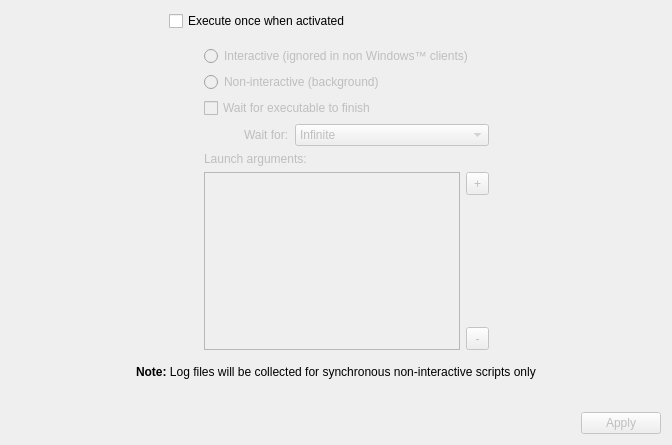
fw-dev/translations, file FWAdminLib/GetInfoExecuteDlg.ui: the form before one commit.
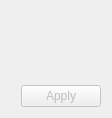
The form after the commit. Custom widgets are drawn as their Qt base class.

```diff
--- a/FWAdminLib/GetInfoExecuteDlg.ui
+++ b/FWAdminLib/GetInfoExecuteDlg.ui
@@ -6,8 +6,8 @@
    <rect>
     <x>0</x>
     <y>0</y>
-    <width>672</width>
-    <height>445</height>
+    <width>112</width>
+    <height>118</height>
    </rect>
   </property>
   <property name="windowTitle">
@@ -23,264 +23,15 @@
       <number>0</number>
      </property>
      <item>
-      <spacer name="horizontalSpacer_2">
-       <property name="orientation">
-        <enum>Qt::Horizontal</enum>
-       </property>
-       <property name="sizeHint" stdset="0">
-        <size>
-         <width>40</width>
-         <height>20</height>
-        </size>
-       </property>
-      </spacer>
-     </item>
-     <item>
-      <layout class="QGridLayout" name="gridLayout">
-       <item row="2" column="0" colspan="3">
-        <widget class="QCheckBox" name="executeOnceGB">
-         <property name="text">
-          <string>Execute once when activated</string>
-         </property>
-        </widget>
-       </item>
-       <item row="3" column="0">
-        <spacer>
-         <property name="orientation">
-          <enum>Qt::Horizontal</enum>
-         </property>
-         <property name="sizeType">
-          <enum>QSizePolicy::Fixed</enum>
-         </property>
-         <property name="sizeHint" stdset="0">
-          <size>
-           <width>20</width>
-           <height>20</height>
-          </size>
-         </property>
-        </spacer>
-       </item>
-       <item row="3" column="1">
-        <widget class="QWidget" name="widget" native="true">
-         <property name="enabled">
-          <bool>false</bool>
-         </property>
-         <layout class="QVBoxLayout" name="verticalLayout_6">
-          <property name="spacing">
-           <number>6</number>
-          </property>
-          <item>
-           <layout class="QVBoxLayout" name="verticalLayout">
-            <property name="spacing">
-             <number>6</number>
-            </property>
-            <item>
-             <widget class="QRadioButton" name="interactiveRB">
-              <property name="text">
-               <string>Interactive (ignored in non Windows™ clients)</string>
-              </property>
-             </widget>
-            </item>
-            <item>
-             <widget class="QRadioButton" name="noninteractiveRB">
-              <property name="text">
-               <string>Non-interactive (background)</string>
-              </property>
-             </widget>
-            </item>
-           </layout>
-          </item>
-          <item>
-           <layout class="QVBoxLayout" name="verticalLayout_4">
-            <item>
-             <widget class="QCheckBox" name="waitCB">
-              <property name="text">
-               <string>Wait for executable to finish</string>
-              </property>
-             </widget>
-            </item>
-            <item>
-             <layout class="QHBoxLayout" name="horizontalLayout">
-              <item>
-               <spacer name="horizontalSpacer">
-                <property name="orientation">
-                 <enum>Qt::Horizontal</enum>
-                </property>
-                <property name="sizeHint" stdset="0">
-                 <size>
-                  <width>40</width>
-                  <height>20</height>
-                 </size>
-                </property>
-               </spacer>
-              </item>
-              <item>
-               <widget class="QLabel" name="waitForLA">
-                <property name="text">
-                 <string>Wait for:</string>
-                </property>
-               </widget>
-              </item>
-              <item>
-               <widget class="QComboBox" name="waitForCO">
-                <property name="sizePolicy">
-                 <sizepolicy hsizetype="Preferred" vsizetype="Fixed">
-                  <horstretch>1</horstretch>
-                  <verstretch>0</verstretch>
-                 </sizepolicy>
-                </property>
-                <property name="toolTip">
-                 <string>The client will wait and collect logs for this amount of time</string>
-                </property>
-                <item>
-                 <property name="text">
-                  <string>Infinite</string>
-                 </property>
-                </item>
-                <item>
-                 <property name="text">
-                  <string>5 Minutes</string>
-                 </property>
-                </item>
-                <item>
-                 <property name="text">
-                  <string>10 Minutes</string>
-                 </property>
-                </item>
-                <item>
-                 <property name="text">
-                  <string>15 Minutes</string>
-                 </property>
-                </item>
-               </widget>
-              </item>
-             </layout>
-            </item>
-           </layout>
-          </item>
-          <item>
-           <widget class="QLabel" name="argumentsLA">
-            <property name="text">
-             <string>Launch arguments:</string>
-            </property>
-           </widget>
-          </item>
-          <item>
-           <layout class="QHBoxLayout" name="horizontalLayout_7">
-            <item>
-             <widget class="QListWidget" name="argumentsListWidget">
-              <property name="dragDropMode">
-               <enum>QAbstractItemView::InternalMove</enum>
-              </property>
-             </widget>
-            </item>
-            <item>
-             <layout class="QVBoxLayout" name="verticalLayout_2">
-              <item>
-               <widget class="QToolButton" name="addArgumentButton">
-                <property name="sizePolicy">
-                 <sizepolicy hsizetype="Fixed" vsizetype="Fixed">
-                  <horstretch>23</horstretch>
-                  <verstretch>23</verstretch>
-                 </sizepolicy>
-                </property>
-                <property name="minimumSize">
-                 <size>
-                  <width>23</width>
-                  <height>23</height>
-                 </size>
-                </property>
-                <property name="maximumSize">
-                 <size>
-                  <width>23</width>
-                  <height>23</height>
-                 </size>
-                </property>
-                <property name="text">
-                 <string>+</string>
-                </property>
-               </widget>
-              </item>
-              <item>
-               <spacer name="verticalSpacer">
-                <property name="orientation">
-                 <enum>Qt::Vertical</enum>
-                </property>
-                <property name="sizeHint" stdset="0">
-                 <size>
-                  <width>20</width>
-                  <height>40</height>
-                 </size>
-                </property>
-               </spacer>
-              </item>
-              <item>
-               <widget class="QToolButton" name="deleteArgumentButton">
-                <property name="sizePolicy">
-                 <sizepolicy hsizetype="Fixed" vsizetype="Fixed">
-                  <horstretch>23</horstretch>
-                  <verstretch>23</verstretch>
-                 </sizepolicy>
-                </property>
-                <property name="minimumSize">
-                 <size>
-                  <width>23</width>
-                  <height>23</height>
-                 </size>
-                </property>
-                <property name="maximumSize">
-                 <size>
-                  <width>23</width>
-                  <height>23</height>
-                 </size>
-                </property>
-                <property name="text">
-                 <string>-</string>
-                </property>
-               </widget>
-              </item>
-             </layout>
-            </item>
-           </layout>
-          </item>
-         </layout>
-        </widget>
-       </item>
-      </layout>
-     </item>
-     <item>
-      <spacer name="horizontalSpacer_3">
-       <property name="orientation">
-        <enum>Qt::Horizontal</enum>
-       </property>
-       <property name="sizeHint" stdset="0">
-        <size>
-         <width>40</width>
-         <height>20</height>
-        </size>
-       </property>
-      </spacer>
+      <widget class="ExecutionControlWidget" name="execControlWidget" native="true"/>
      </item>
     </layout>
    </item>
-   <item alignment="Qt::AlignHCenter">
-    <widget class="QLabel" name="labelNote">
-     <property name="text">
-      <string>&lt;html&gt;&lt;head/&gt;&lt;body&gt;&lt;p&gt;&lt;span style=&quot; font-weight:600;&quot;&gt;Note:&lt;/span&gt; Log files will be collected for synchronous non-interactive scripts only&lt;/p&gt;&lt;/body&gt;&lt;/html&gt;</string>
-     </property>
-    </widget>
-   </item>
    <item>
     <spacer name="verticalSpacer_2">
      <property name="orientation">
       <enum>Qt::Vertical</enum>
      </property>
-     <property name="sizeHint" stdset="0">
-      <size>
-       <width>20</width>
-       <height>40</height>
-      </size>
-     </property>
     </spacer>
    </item>
    <item>
@@ -312,9 +63,14 @@
    </item>
   </layout>
  </widget>
- <tabstops>
-  <tabstop>executeOnceGB</tabstop>
- </tabstops>
+ <customwidgets>
+  <customwidget>
+   <class>ExecutionControlWidget</class>
+   <extends>QWidget</extends>
+   <header>FWAdminLib/ExecutionControl/ExecutionControlWidget.h</header>
+   <container>1</container>
+  </customwidget>
+ </customwidgets>
  <resources/>
  <connections>
   <connection>
```
Left out of the diff: 19 changed lines with no effect on the pictures.
